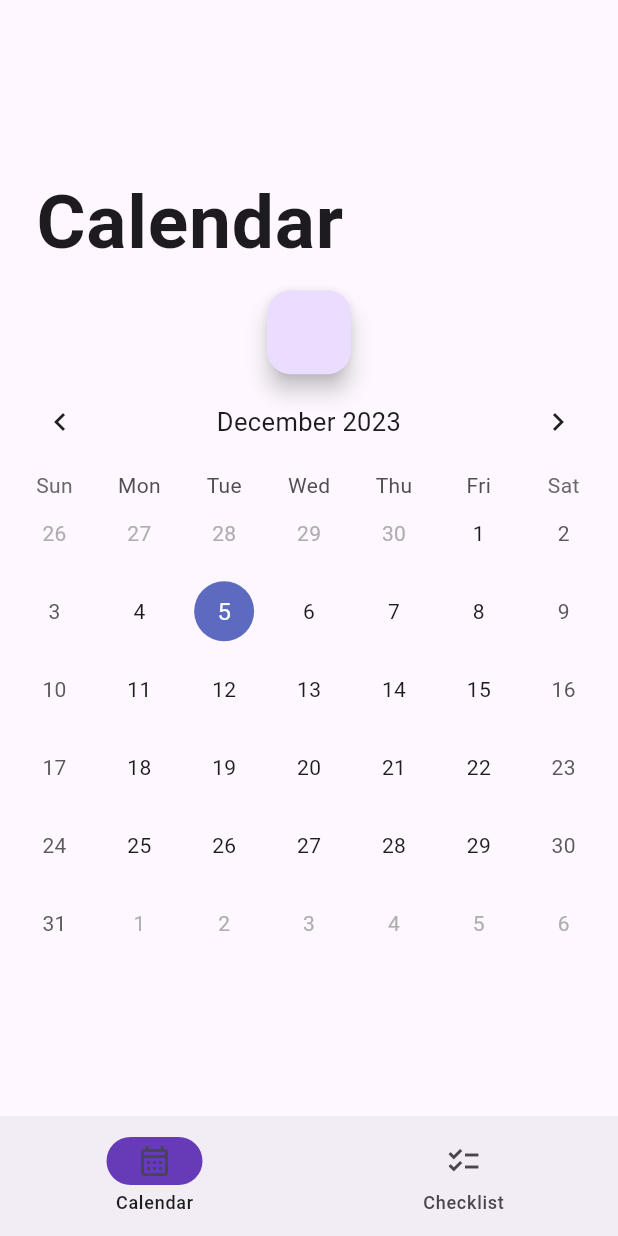
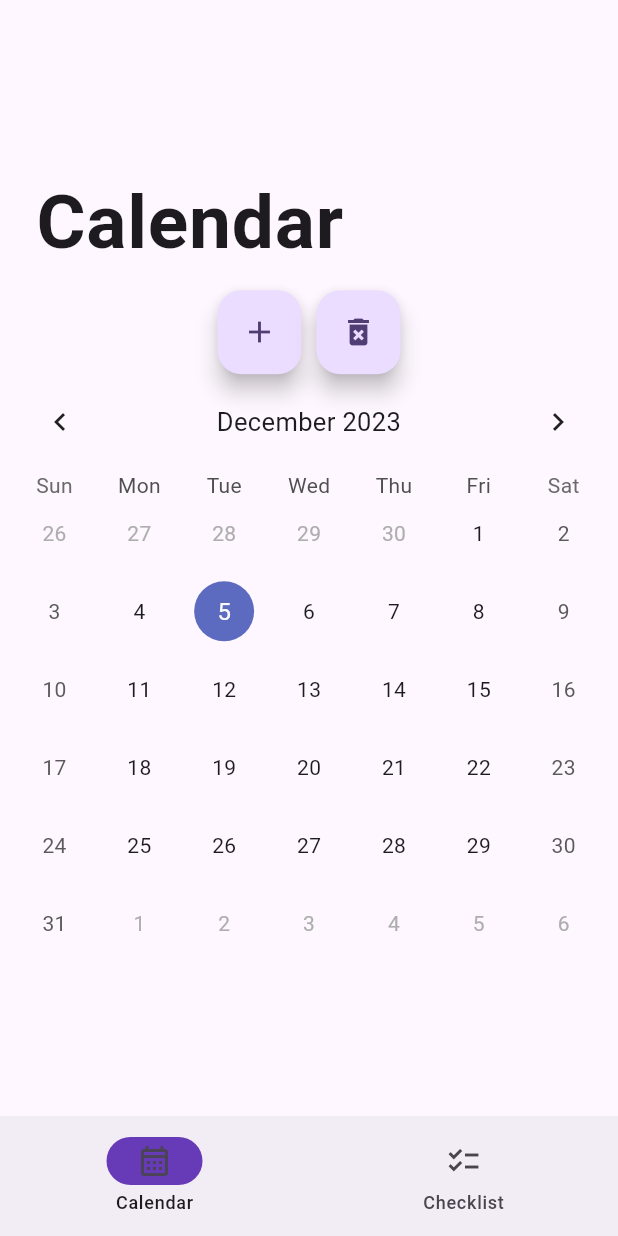
Before and after one commit to mikaylapeterson/Fair-Trade-Management-System, a Flutter app: the Calendar screen opened directly, on a phone screen of 412 x 824 dp. Run offline on Flutter 3.47's test engine with Material 3 defaults, Android fonts, the phone set to English and light mode, and no system bars; drawn by our look-alikes of table_calendar; our stand-ins replace sqflite; missing offline and left inert: syncfusion_flutter_pdfviewer; accounts and stored records are empty.

Commit message:
have calendar buttons

```diff
--- a/Application/Flutter/fairtrade_certification_management_system/lib/Views/calendar.dart
+++ b/Application/Flutter/fairtrade_certification_management_system/lib/Views/calendar.dart
@@ -56,7 +56,12 @@ class _CalendarState extends State<Calendar> {
                   title: Text("Calendar",
                   style: TextStyle(fontSize: 50, fontWeight: FontWeight.bold),),
                 ),
+                // add an event
+                Row(
+                  mainAxisAlignment: MainAxisAlignment.center,
+                  children: [
                     FloatingActionButton(
+                      child: const Icon(Icons.add),
                       onPressed: () {
                         showDialog(context: context, builder: (context) {
                           return AlertDialog(
@@ -75,6 +80,14 @@ class _CalendarState extends State<Calendar> {
                           );
                         });
                       }),
+                      const SizedBox(width: 10),
+                      // add an event
+                    FloatingActionButton(
+                      child: const Icon(Icons.delete_forever),
+                      onPressed: () {
+                      }),
+                  ],
+                ),
                 TableCalendar(
                   headerStyle: const HeaderStyle(formatButtonVisible: false, titleCentered: true),
                   availableGestures: AvailableGestures.all,
```
Lines whose indentation alone changed are shown as unchanged.
